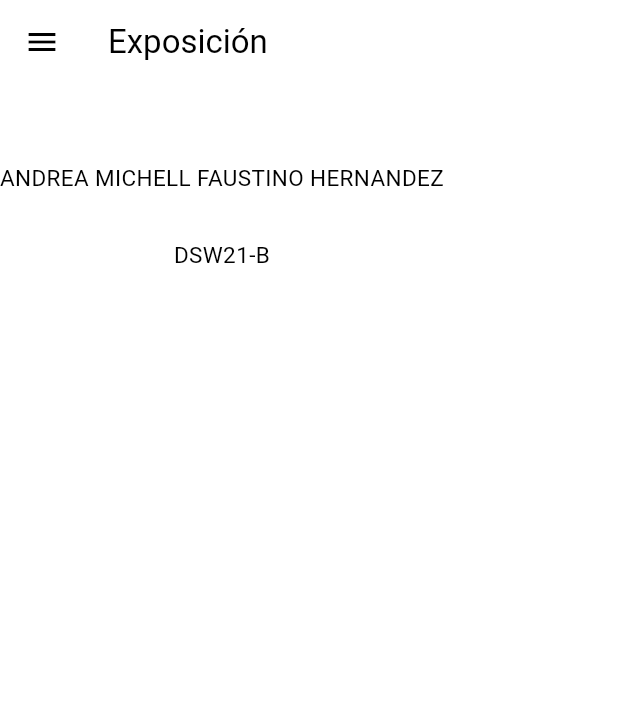
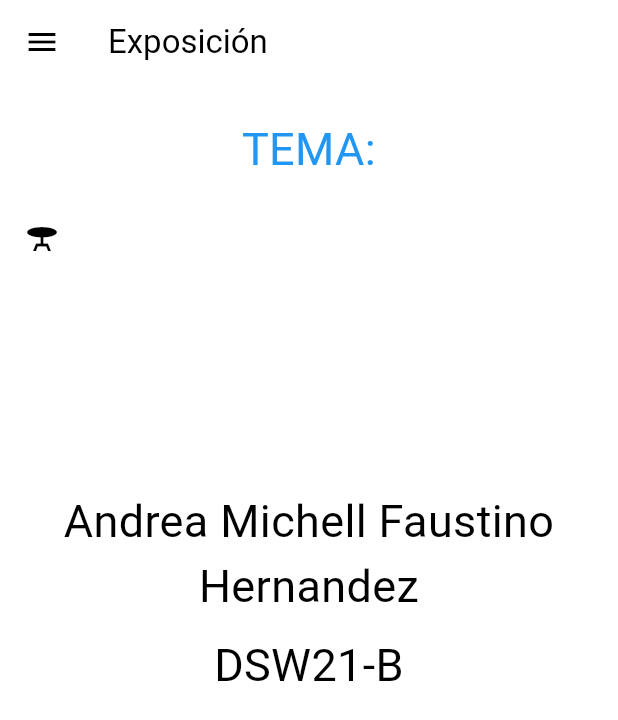
Before and after one commit to Faustino2023/prueba1, a Flutter app: the screen it shows after launch, on a phone screen of 412 x 824 dp. Shown: the top 720 px of the screen. Run offline on Flutter 3.47's test engine with Material 2 defaults, Android fonts, the phone set to English and light mode, and no system bars.

Commit message:
Ejemplo de Flexible

```diff
--- a/lib/main.dart
+++ b/lib/main.dart
@@ -1,6 +1,7 @@
 import 'package:flutter/material.dart';
 import 'package:prueba1/pages/acercade.dart';
 import 'package:prueba1/pages/expanded.dart';
+import 'package:prueba1/pages/flexible.dart';
 import 'package:prueba1/pages/menu.dart';
 import 'package:prueba1/pages/safearea.dart';
 
@@ -30,7 +31,7 @@ class MyApp extends StatelessWidget {
         "/expanded": (context) => ExpandedApp(),
         "/menu": (context) => Menu(),
         "/safearea": (context) => SafeareaApp(),
-        // "/update": (context) => const EditCategoria()
+        "/flexible": (context) => const FlexibleWidget()
       },
       //home: const MyHomePage(title: 'Tabla de Categorías'),
     );
--- a/lib/pages/acercade.dart
+++ b/lib/pages/acercade.dart
@@ -5,25 +5,49 @@ void main() {
 }
 
 class Acercade extends StatelessWidget {
-  get mainAxisAlignment => null;
-
   @override
   Widget build(BuildContext context) {
     return const Scaffold(
       body: SafeArea(
         child: Column(children: <Widget>[
-          SizedBox(height: 50),
+          SizedBox(height: 10),
           Padding(padding: EdgeInsets.all(1.0)),
+          SizedBox(height: 10),
           Text(
             textAlign: TextAlign.center,
-            'ANDREA MICHELL FAUSTINO HERNANDEZ',
-            style: TextStyle(fontSize: 15),
+            'TEMA:',
+            style: TextStyle(fontSize: 30, color: Colors.blue),
           ),
-          SizedBox(height: 30),
+          SizedBox(height: 10),
+          ListTile(
+            leading: Icon(Icons.table_bar_sharp),
+          ),
+          Text(
+            textAlign: TextAlign.center,
+            '- Safearea',
+            style: TextStyle(fontSize: 30, color: Colors.white),
+          ),
+          Text(
+            textAlign: TextAlign.center,
+            '- Explended',
+            style: TextStyle(fontSize: 30, color: Colors.white),
+          ),
+          Text(
+            textAlign: TextAlign.center,
+            '- Flexible',
+            style: TextStyle(fontSize: 30, color: Colors.white),
+          ),
+          SizedBox(height: 10),
+          Text(
+            textAlign: TextAlign.center,
+            'Andrea Michell Faustino Hernandez',
+            style: TextStyle(fontSize: 30),
+          ),
+          SizedBox(height: 10),
           Text(
             textAlign: TextAlign.center,
             'DSW21-B',
-            style: TextStyle(fontSize: 15),
+            style: TextStyle(fontSize: 30),
           )
         ]),
       ),
--- a/lib/pages/menu.dart
+++ b/lib/pages/menu.dart
@@ -2,6 +2,7 @@ import 'package:flutter/material.dart';
 
 import 'package:prueba1/pages/acercade.dart';
 import 'package:prueba1/pages/expanded.dart';
+import 'package:prueba1/pages/flexible.dart';
 import 'package:prueba1/pages/safearea.dart';
 
 class Menu extends StatefulWidget {
@@ -31,8 +32,9 @@ class _MenuPageState extends State<Menu> {
       case 2:
         return ExpandedApp();
         break;
-      //         case 3: return Ejemplo3();
-      //         break;
+      case 3:
+        return const FlexibleWidget();
+        break;
     }
   }
 
```
Also changed, not shown: lib/pages/flexible.dart (+89 -0 lines).
